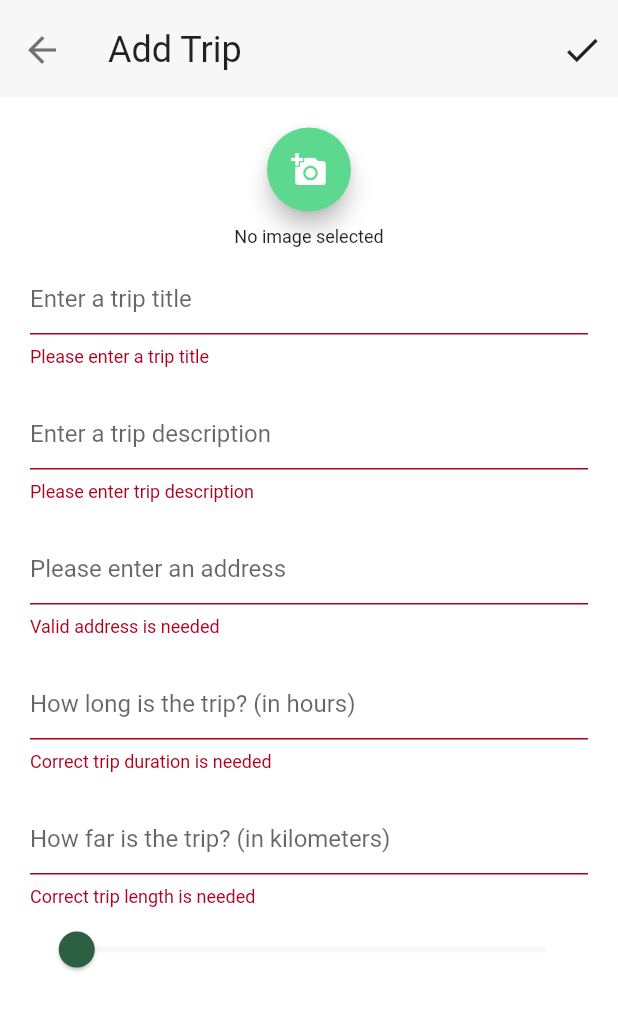
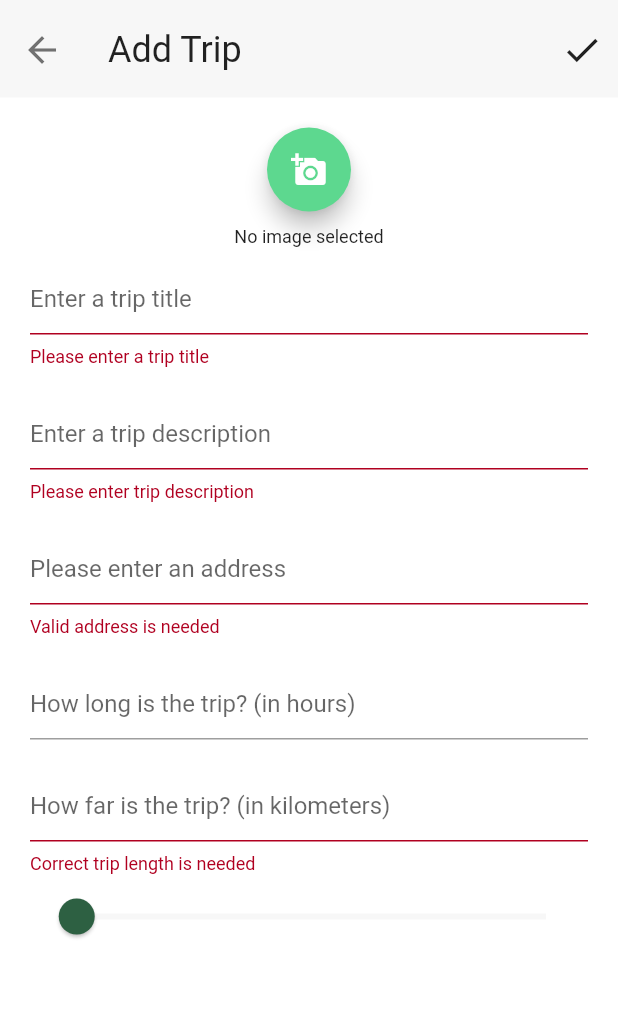
Before and after one commit to HadenHiles/daytrip, a Flutter app: the AddTrip screen opened directly, after a tap on the "check" icon, on a phone screen of 412 x 824 dp. Shown: the top 1010 px of the screen. Run offline on Flutter 3.47's test engine with Material 2 defaults, Android fonts, the phone set to English and light mode, and no system bars; our stand-ins replace cloud_firestore, firebase_auth, firebase_core, flutter_signin_button, google_sign_in, image_picker and 2 more; missing offline and left inert: password_strength; accounts and stored records are empty.

Commit message:
Fix trip duration validation logic

```diff
--- a/lib/tabs/trips/Trip.dart
+++ b/lib/tabs/trips/Trip.dart
@@ -244,10 +244,8 @@ class _AddTripState extends State<AddTrip> {
                       readOnly: true,
                       keyboardType: TextInputType.number,
                       validator: (String value) {
-                        double minutes = double.tryParse(value);
-
-                        if (minutes == null) {
-                          return 'Correct trip duration is needed';
+                        if (value == null) {
+                          return 'A trip duration is needed';
                         }
                         return null;
                       },
```
